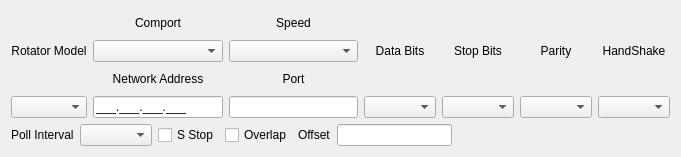
First picture: the form in mqt/MqtRotator/rotsetupform.ui, repository zsteva/backup-minos2, before the edit.
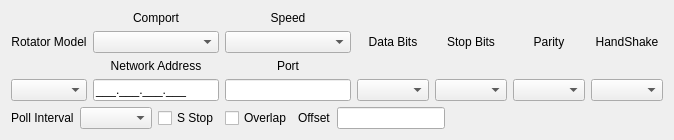
Second picture: the form after the edit.

What changed in the file:
```diff
--- a/mqt/MqtRotator/rotsetupform.ui
+++ b/mqt/MqtRotator/rotsetupform.ui
@@ -2,14 +2,6 @@
 <ui version="4.0">
  <class>rotSetupForm</class>
  <widget class="QWidget" name="rotSetupForm">
-  <property name="geometry">
-   <rect>
-    <x>0</x>
-    <y>0</y>
-    <width>681</width>
-    <height>157</height>
-   </rect>
-  </property>
   <property name="windowTitle">
    <string>Form</string>
   </property>
```
